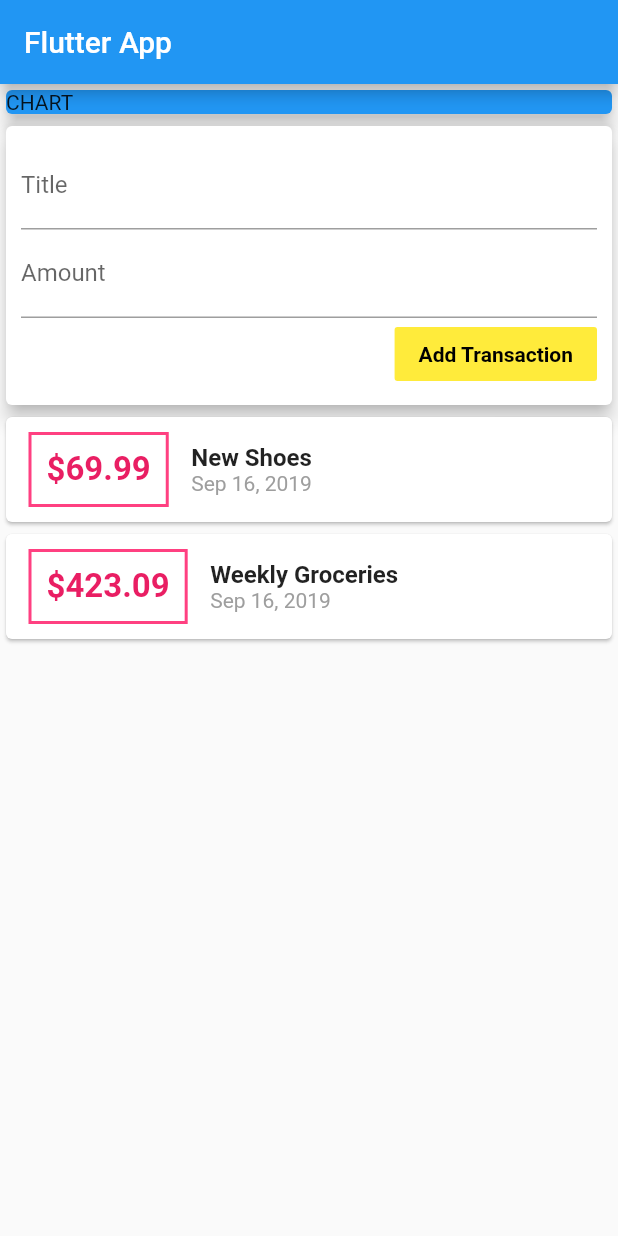
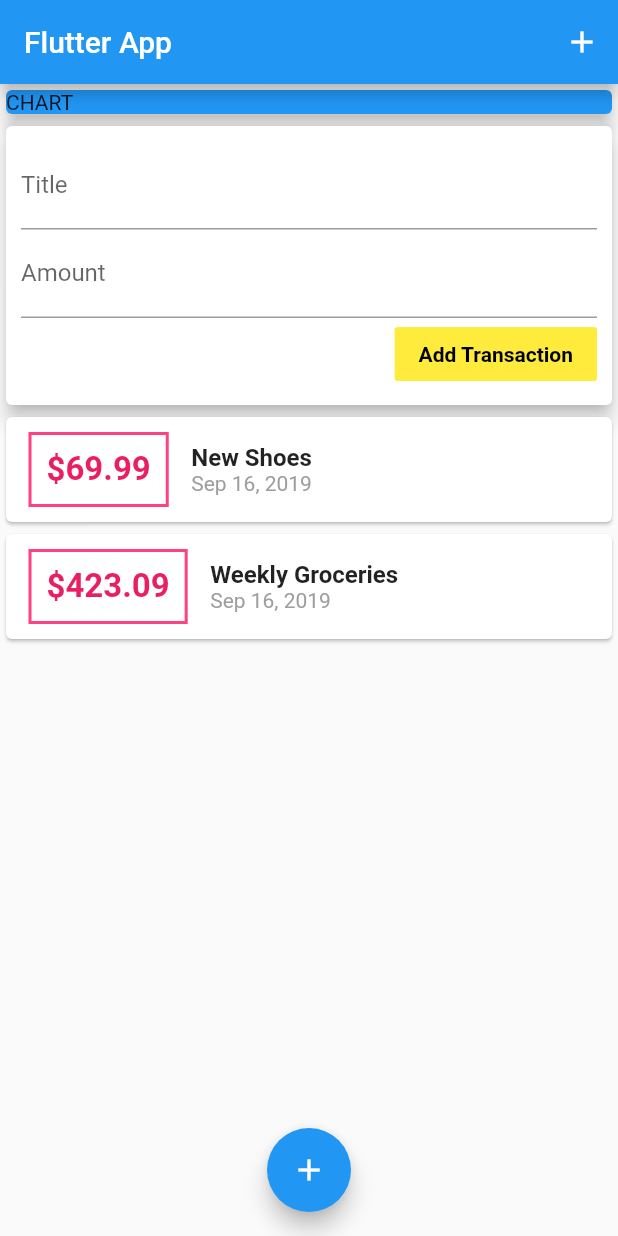
Before and after one commit to Fatimamostafa/Flutter, a Flutter app: the screen it shows after launch, on a phone screen of 412 x 824 dp. Run offline on Flutter 3.47's test engine with Material 2 defaults, Android fonts, the phone set to English and light mode, and no system bars.

Commit message:
adding FAB

```diff
--- a/lib/main.dart
+++ b/lib/main.dart
@@ -21,8 +21,17 @@ class MyHomePage extends StatelessWidget {
     return Scaffold(
       appBar: AppBar(
         title: Text('Flutter App'),
+        actions: <Widget>[
+          IconButton(
+            icon: Icon(Icons.add),
+            onPressed: () {
+
+            },
+          )
+        ],
       ),
-      body: Column(
+      body: SingleChildScrollView(
+        child: Column(
           crossAxisAlignment: CrossAxisAlignment.stretch,
           children: <Widget>[
             Container(
@@ -38,6 +47,14 @@ class MyHomePage extends StatelessWidget {
             UserTransactions()
           ],
         ),
+      ),
+      floatingActionButtonLocation: FloatingActionButtonLocation.centerFloat,
+      floatingActionButton: FloatingActionButton(
+        child: Icon(Icons.add),
+        onPressed: () {
+
+        },
+      ),
     );
   }
 }
```
Lines whose indentation alone changed are shown as unchanged.
